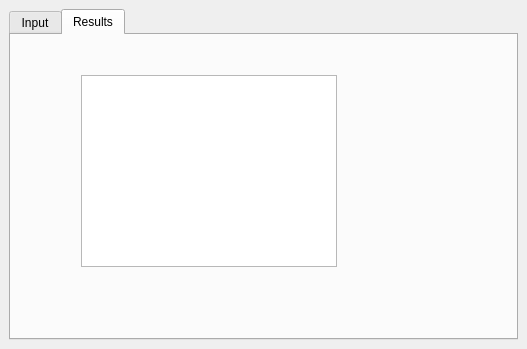
qq2012/GEO1005, file LocatorTool/LocatingTool/locating_tool_dockwidget_base.ui: the form before one commit.
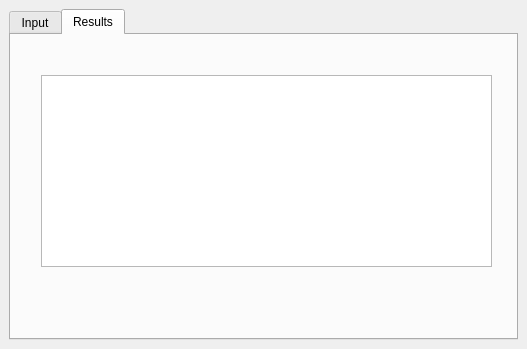
The form after the commit.

Patch:
```diff
--- a/LocatorTool/LocatingTool/locating_tool_dockwidget_base.ui
+++ b/LocatorTool/LocatingTool/locating_tool_dockwidget_base.ui
@@ -320,9 +320,9 @@
        <widget class="QTableWidget" name="statisticsTable">
         <property name="geometry">
          <rect>
-          <x>70</x>
+          <x>30</x>
           <y>40</y>
-          <width>256</width>
+          <width>451</width>
           <height>192</height>
          </rect>
         </property>
```
